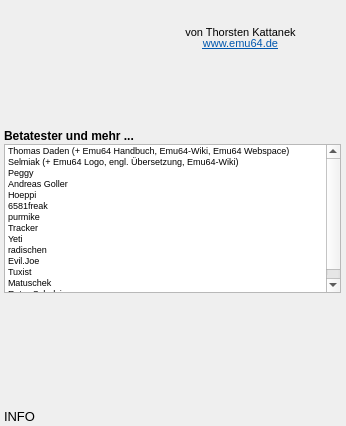
Old version of the form info_window.ui in the repository ThKattanek/emu64.
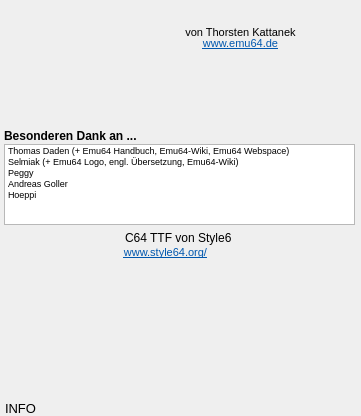
New version of the form. Icons and pictures are not drawn.

Commit message: Die Info Box habe ich mal wieder angepasst. Credits für Style64 hinzugefügt. (Nutzung des C64 TTF)

Diff of the .ui file:
```diff
--- a/info_window.ui
+++ b/info_window.ui
@@ -6,8 +6,8 @@
    <rect>
     <x>0</x>
     <y>0</y>
-    <width>346</width>
-    <height>426</height>
+    <width>361</width>
+    <height>416</height>
    </rect>
   </property>
   <property name="windowTitle">
@@ -18,8 +18,8 @@
     <rect>
      <x>188</x>
      <y>56</y>
-     <width>105</width>
-     <height>69</height>
+     <width>106</width>
+     <height>76</height>
     </rect>
    </property>
    <property name="autoFillBackground">
@@ -34,9 +34,9 @@
   <widget class="QWidget" name="widget_2" native="true">
    <property name="geometry">
     <rect>
-     <x>4</x>
-     <y>296</y>
-     <width>337</width>
+     <x>5</x>
+     <y>285</y>
+     <width>351</width>
      <height>113</height>
     </rect>
    </property>
@@ -47,9 +47,9 @@
   <widget class="QLabel" name="moreinfosOut">
    <property name="geometry">
     <rect>
-     <x>4</x>
-     <y>408</y>
-     <width>333</width>
+     <x>5</x>
+     <y>400</y>
+     <width>351</width>
      <height>17</height>
     </rect>
    </property>
@@ -144,8 +144,8 @@
     <rect>
      <x>4</x>
      <y>144</y>
-     <width>337</width>
-     <height>149</height>
+     <width>351</width>
+     <height>81</height>
     </rect>
    </property>
    <property name="font">
@@ -181,51 +181,6 @@
      <string>Hoeppi</string>
     </property>
    </item>
-   <item>
-    <property name="text">
-     <string>6581freak</string>
-    </property>
-   </item>
-   <item>
-    <property name="text">
-     <string>purmike</string>
-    </property>
-   </item>
-   <item>
-    <property name="text">
-     <string>Tracker</string>
-    </property>
-   </item>
-   <item>
-    <property name="text">
-     <string>Yeti</string>
-    </property>
-   </item>
-   <item>
-    <property name="text">
-     <string>radischen</string>
-    </property>
-   </item>
-   <item>
-    <property name="text">
-     <string>Evil.Joe</string>
-    </property>
-   </item>
-   <item>
-    <property name="text">
-     <string>Tuxist</string>
-    </property>
-   </item>
-   <item>
-    <property name="text">
-     <string>Matuschek</string>
-    </property>
-   </item>
-   <item>
-    <property name="text">
-     <string>Retro-Schulzi</string>
-    </property>
-   </item>
   </widget>
   <widget class="QLabel" name="label">
    <property name="geometry">
@@ -243,7 +198,7 @@
     </font>
    </property>
    <property name="text">
-    <string>Betatester und mehr ...</string>
+    <string>Besonderen Dank an ...</string>
    </property>
   </widget>
   <widget class="QWidget" name="widget_3" native="true">
@@ -259,6 +214,56 @@
     <string notr="true">border-image: url(:/grafik/emu64_logo_120_120.png);</string>
    </property>
   </widget>
+  <widget class="QWidget" name="widget_4" native="true">
+   <property name="geometry">
+    <rect>
+     <x>5</x>
+     <y>230</y>
+     <width>108</width>
+     <height>51</height>
+    </rect>
+   </property>
+   <property name="styleSheet">
+    <string notr="true">border-image: url(:/grafik/style64.png);</string>
+   </property>
+  </widget>
+  <widget class="QLabel" name="label_4">
+   <property name="geometry">
+    <rect>
+     <x>120</x>
+     <y>245</y>
+     <width>91</width>
+     <height>16</height>
+    </rect>
+   </property>
+   <property name="font">
+    <font>
+     <pointsize>8</pointsize>
+    </font>
+   </property>
+   <property name="text">
+    <string>&lt;html&gt;&lt;head/&gt;&lt;body&gt;&lt;p&gt;&lt;a href=&quot;http://www.style64.org/&quot;&gt;&lt;span style=&quot; text-decoration: underline; color:#0057ae;&quot;&gt;www.style64.org/&lt;/span&gt;&lt;/a&gt;&lt;/p&gt;&lt;/body&gt;&lt;/html&gt;</string>
+   </property>
+   <property name="alignment">
+    <set>Qt::AlignCenter</set>
+   </property>
+   <property name="openExternalLinks">
+    <bool>true</bool>
+   </property>
+  </widget>
+  <widget class="QLabel" name="label_5">
+   <property name="geometry">
+    <rect>
+     <x>125</x>
+     <y>230</y>
+     <width>106</width>
+     <height>16</height>
+    </rect>
+   </property>
+   <property name="text">
+    <string>C64 TTF von Style64</string>
+   </property>
+  </widget>
  </widget>
  <resources/>
  <connections/>
```
Left out of the diff: 17 changed lines with no effect on the pictures. The commit also changes 2 other files.
